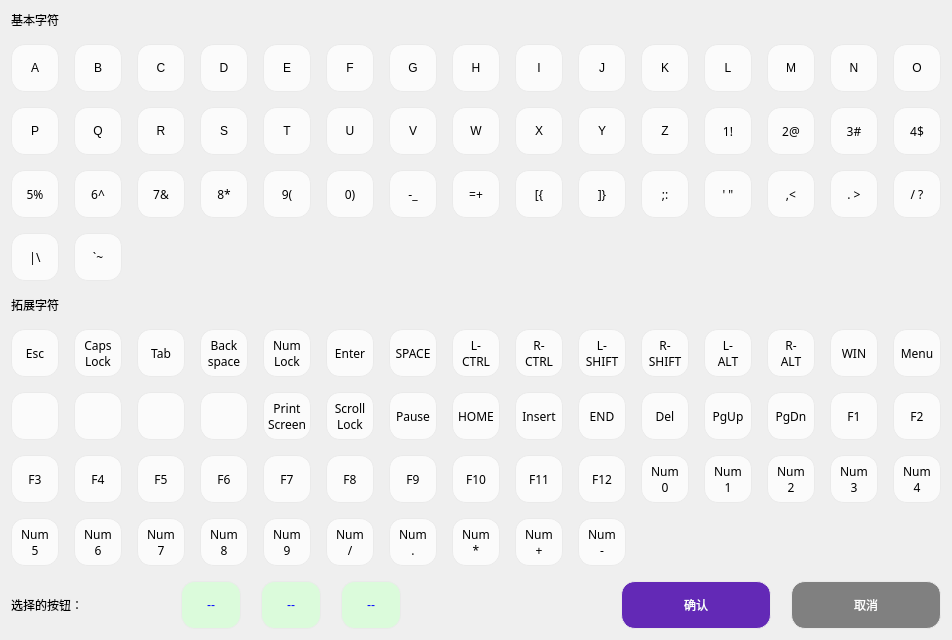
The window that Module/DialogVKPicker.ui (wlffeng2008/AkkoStudio) describes before a commit, drawn with Qt 5.
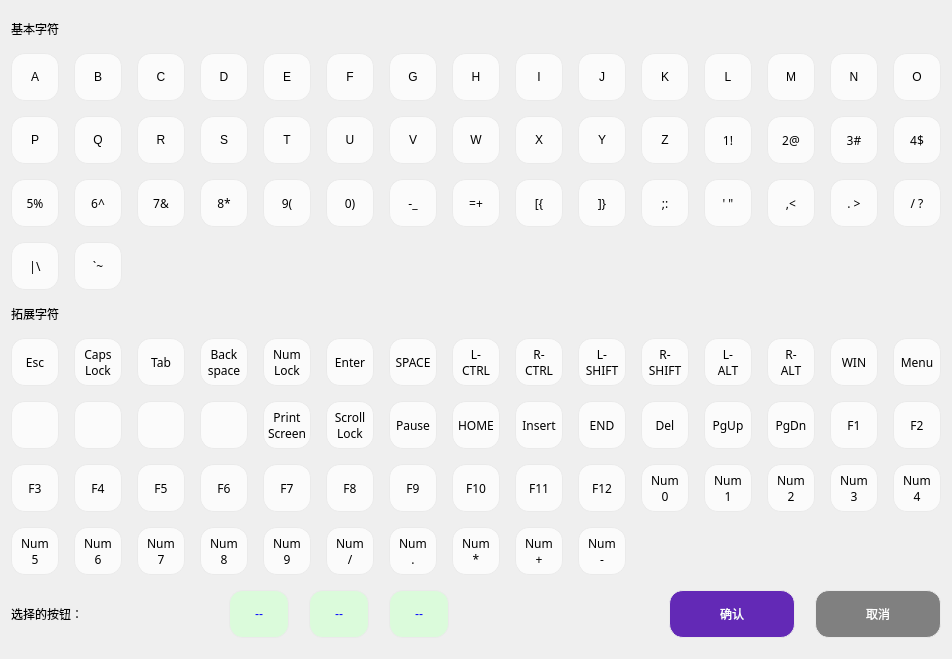
The same window after the commit. Icons and pictures are not drawn.

```diff
--- a/Module/DialogVKPicker.ui
+++ b/Module/DialogVKPicker.ui
@@ -7,7 +7,7 @@
     <x>0</x>
     <y>0</y>
     <width>899</width>
-    <height>614</height>
+    <height>659</height>
    </rect>
   </property>
   <property name="windowTitle">
@@ -3278,18 +3278,18 @@
         <widget class="QPushButton" name="pushButtonOK">
          <property name="minimumSize">
           <size>
-           <width>120</width>
-           <height>36</height>
+           <width>126</width>
+           <height>48</height>
           </size>
          </property>
          <property name="maximumSize">
           <size>
-           <width>120</width>
+           <width>126</width>
            <height>16777215</height>
           </size>
          </property>
          <property name="styleSheet">
-          <string notr="true">background: #6329B6;color:white;</string>
+          <string notr="true">background: #6329B6;color:white;width:120px;</string>
          </property>
          <property name="text">
           <string>确认</string>
@@ -3300,18 +3300,18 @@
         <widget class="QPushButton" name="pushButtonCancel">
          <property name="minimumSize">
           <size>
-           <width>120</width>
-           <height>36</height>
+           <width>126</width>
+           <height>48</height>
           </size>
          </property>
          <property name="maximumSize">
           <size>
-           <width>120</width>
+           <width>126</width>
            <height>16777215</height>
           </size>
          </property>
          <property name="styleSheet">
-          <string notr="true">background-color: rgb(128, 128, 128);color:white;</string>
+          <string notr="true">background-color: rgb(128, 128, 128);color:white;width:120px;</string>
          </property>
          <property name="text">
           <string>取消</string>
```
